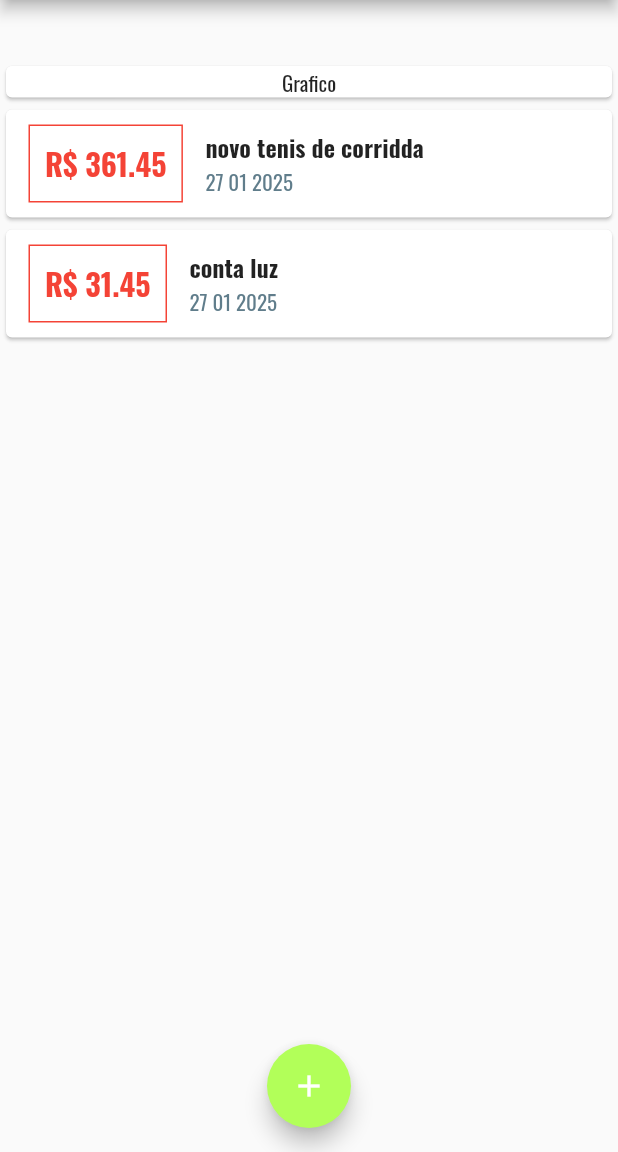
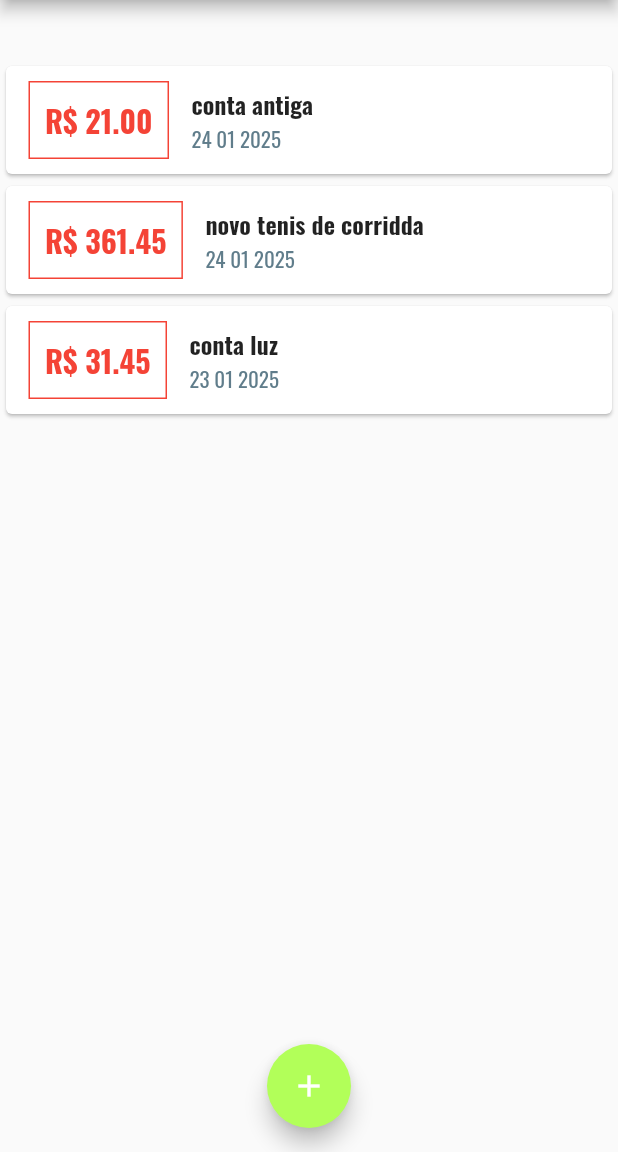
Before and after one commit to Agustin-L/App2_FlutterMobile, a Flutter app: the screen it shows after launch, on a phone screen of 412 x 824 dp, the part 84-1236 px from its top. Run offline on Flutter 3.47's test engine with Material 3 defaults, Android fonts, the phone set to English and light mode, and no system bars.

Commit message:
Subindo atualização do aplicativo

```diff
--- /dev/null
+++ b/lib/componentes/grafico.dart
@@ -0,0 +1,51 @@
+import 'package:app2flutter/modelos/transacao.dart';
+import 'package:flutter/material.dart';
+import 'package:intl/intl.dart';
+
+class Grafico extends StatelessWidget {
+
+  final List<Transacao> recentesTransacoes;
+
+  Grafico(this.recentesTransacoes);
+
+  List<Map<String, Object>> get grupoDeTransacao {
+    return List.generate(7, (index){
+      final diaSemana = DateTime.now().subtract(
+        Duration(days: index),
+        );
+
+      double totalS = 0.0;
+
+      for(var i = 0; i < recentesTransacoes.length; i++){
+
+       bool dia = recentesTransacoes[i].date.day == diaSemana.day;
+       bool mes = recentesTransacoes[i].date.month == diaSemana.month;
+       bool ano = recentesTransacoes[i].date.year == diaSemana.year;
+
+        if(dia && mes && ano){
+          totalS += recentesTransacoes[i].value;
+        }
+      }
+
+      print(DateFormat.E().format(diaSemana)[0]);
+      print(totalS);
+
+      return {
+      'day': DateFormat.E().format(diaSemana)[0],
+      'value': totalS,
+      };
+    });
+  }
+
+   @override
+  Widget build(BuildContext context) {
+    grupoDeTransacao;
+    return Card(
+      elevation: 6,
+      margin: EdgeInsets.all(20),
+      child: Row(
+        children: [],
+      ),
+    );
+  }
+}
--- a/lib/componentes/lista_transacao.dart
+++ b/lib/componentes/lista_transacao.dart
@@ -13,7 +13,22 @@ class ListaTransacao extends StatelessWidget {
   Widget build(BuildContext context) {
     return Container(
       height: 300,
-      child: ListView.builder(
+      child: transacao.isEmpty ? Column(
+        children: [
+          Text(
+            'Nenhuma trasação Cadastrada!',
+            style: Theme.of(context).textTheme.titleLarge,
+          ),
+          SizedBox(height: 20,),
+          Container(
+            height: 200,
+            child: Image.asset('assets/images/50098.png',
+            fit: BoxFit.cover,
+            ),
+          )
+        ],
+      ):
+      ListView.builder(
         itemCount: transacao.length,
         itemBuilder: (ctx,index){
 
--- a/lib/main.dart
+++ b/lib/main.dart
@@ -4,7 +4,11 @@ import 'package:flutter/material.dart';
 import './componentes/lista_transacao.dart';
 import './modelos/transacao.dart';
 import 'dart:math';
+import './componentes/grafico.dart';
 //a
+
+
+
 main() => runApp(AppGestao());
 
 
@@ -14,11 +18,14 @@ class AppGestao extends StatelessWidget {
   @override
   Widget build(BuildContext context) {
     return MaterialApp(
+      debugShowCheckedModeBanner: false,
       home: MyHome(),
       theme: ThemeData(
+
         fontFamily: 'Oswald',
         useMaterial3: false,
         appBarTheme: AppBarTheme(
+
           backgroundColor: Colors.green,
           foregroundColor: Colors.black,
         ),
@@ -34,27 +41,40 @@ class AppGestao extends StatelessWidget {
 }
 
 class MyHome extends StatefulWidget {
-
   @override
   State<MyHome> createState() => _MyHomeState();
 }
 
 class _MyHomeState extends State<MyHome> {
 
-  final transacao = [
+    final List <Transacao> transacao = [
+       Transacao(
+         id: 't0',
+         title: 'conta antiga',
+         value: 21.00,
+         date: DateTime.now().subtract(Duration(days: 3)),
+       ),
        Transacao(
          id: 't1',
          title: 'novo tenis de corridda',
          value: 361.45,
-      date: DateTime.now(),
+         date: DateTime.now().subtract(Duration(days: 3)),
        ),
        Transacao(
          id: 't2',
          title: 'conta luz',
          value: 31.45,
-      date: DateTime.now(),
+         date: DateTime.now().subtract(Duration(days: 4)),
        ),
     ];
+
+    List<Transacao> get recentesTransacoes {
+        return transacao.where((tr) {
+          return tr.date.isAfter(DateTime.now().subtract(
+            Duration(days: 7),
+            ));
+      }).toList();
+    }
 
        adicionarTransacao(String titulo, double valor){
           final novaTransacao = Transacao(
@@ -92,27 +112,14 @@ class _MyHomeState extends State<MyHome> {
         )
        ],
       ),
+
       body: SingleChildScrollView(
-
         child: Column(
-
           crossAxisAlignment: CrossAxisAlignment.stretch,
           children: [
-            Padding(
-              padding: const EdgeInsets.only(top: 40.0),
-              child: Card(
-                child: Center(child: Text("Grafico", style: TextStyle())
-                ),
-              ),
-            ),
 
-          Column(
-          children: [
-
+        Grafico(recentesTransacoes),
         ListaTransacao(transacao),
-          ],
-         ),
-
         ],
        ),
       ),
--- a/pubspec.yaml
+++ b/pubspec.yaml
@@ -60,8 +60,8 @@ flutter:
   uses-material-design: true
 
   # To add assets to your application, add an assets section, like this:
-  # assets:
-  #   - images/a_dot_burr.jpeg
+  assets:
+    - assets\images\50098.png
   #   - images/a_dot_ham.jpeg
 
   # An image asset can refer to one or more resolution-specific "variants", see
```
Also changed, not shown: assets/images/50098.png (added), assets/images/dolar-wallpaper.jpg (added). Lines whose indentation alone changed are shown as unchanged.
